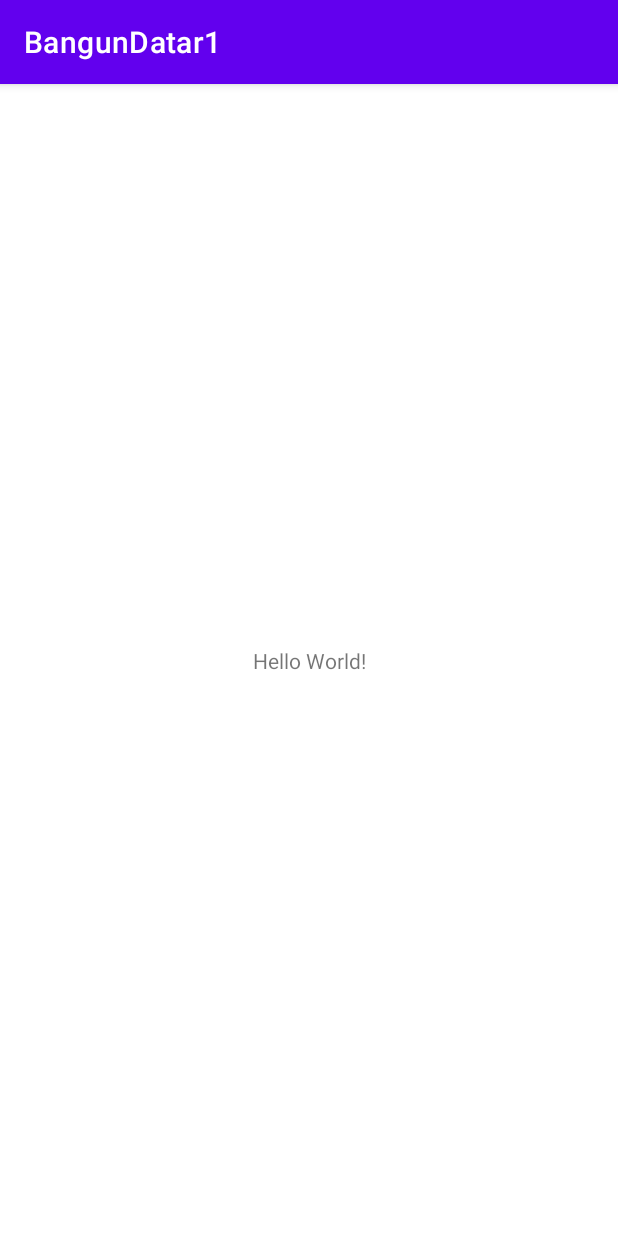
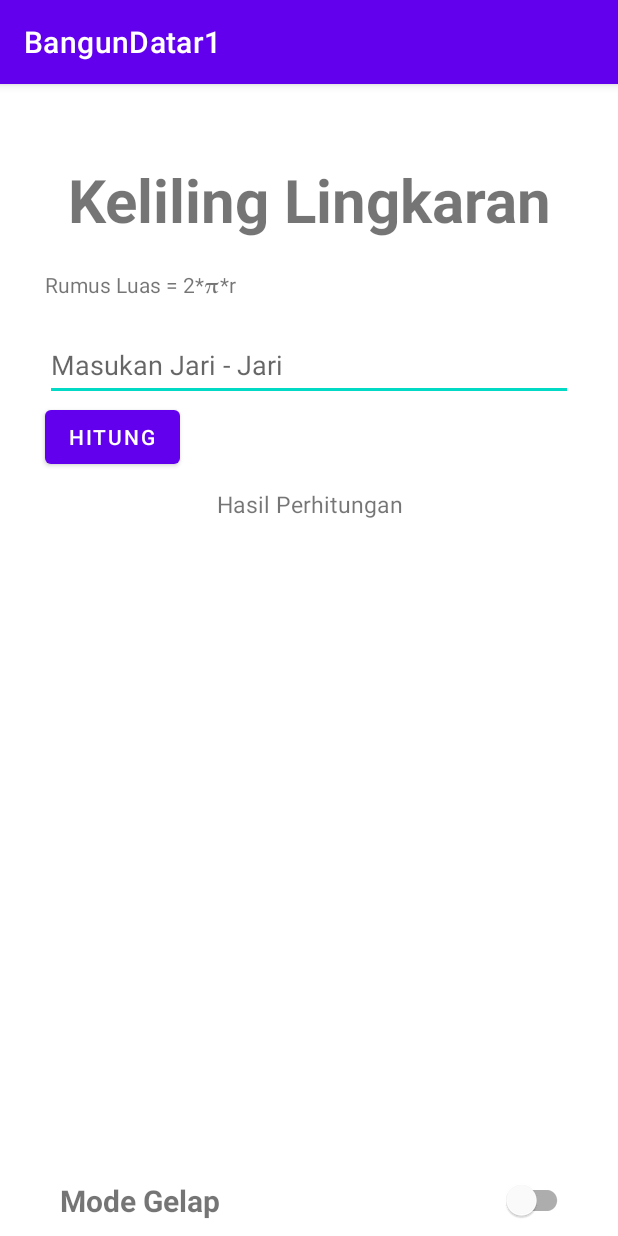
Before and after one commit to ardhaniahlan/bangundatar1, an Android app: the screen it shows after launch (MainActivity), on a phone screen of 412 x 824 dp. Run offline under Robolectric (Android 15) with nearby library versions, the phone set to English and light mode, and no system bars.

Commit message:
Membuat Layout

```diff
--- a/app/src/main/res/layout/activity_main.xml
+++ b/app/src/main/res/layout/activity_main.xml
@@ -1,18 +1,85 @@
 <?xml version="1.0" encoding="utf-8"?>
-<androidx.constraintlayout.widget.ConstraintLayout xmlns:android="http://schemas.android.com/apk/res/android"
+<LinearLayout xmlns:android="http://schemas.android.com/apk/res/android"
     xmlns:app="http://schemas.android.com/apk/res-auto"
     xmlns:tools="http://schemas.android.com/tools"
     android:layout_width="match_parent"
     android:layout_height="match_parent"
+    android:orientation="vertical"
     tools:context=".MainActivity">
 
     <TextView
+        android:layout_width="match_parent"
+        android:layout_height="wrap_content"
+        android:text="Keliling Lingkaran"
+        android:textSize="40dp"
+        android:textStyle="bold"
+        android:gravity="center"
+        android:layout_marginTop="50dp"
+        />
+
+    <TextView
+        android:layout_width="match_parent"
+        android:layout_height="wrap_content"
+        android:text="Rumus Luas = 2*𝛑*r"
+        android:layout_marginTop="20dp"
+        android:layout_marginLeft="30dp"
+        />
+
+    <EditText
+        android:id="@+id/jarijari"
+        android:layout_width="match_parent"
+        android:layout_height="wrap_content"
+        android:layout_marginLeft="30dp"
+        android:layout_marginTop="20dp"
+        android:layout_marginRight="30dp"
+        android:hint="Masukan Jari - Jari"
+        android:minHeight="48dp"
+        />
+
+    <Button
+        android:id="@+id/btn_hitung"
         android:layout_width="wrap_content"
         android:layout_height="wrap_content"
-        android:text="Hello World!"
-        app:layout_constraintBottom_toBottomOf="parent"
-        app:layout_constraintLeft_toLeftOf="parent"
-        app:layout_constraintRight_toRightOf="parent"
-        app:layout_constraintTop_toTopOf="parent" />
+        android:layout_marginLeft="30dp"
+        android:text="Hitung"
+        />
 
-</androidx.constraintlayout.widget.ConstraintLayout>
+    <TextView
+        android:id="@+id/hasil_perhitungan_kel"
+        android:layout_width="match_parent"
+        android:layout_height="wrap_content"
+        android:text="Hasil Perhitungan"
+        android:textSize="15sp"
+        android:gravity="center"
+        android:layout_marginTop="10dp"
+        />
+
+    <RelativeLayout
+        android:layout_width="match_parent"
+        android:layout_height="wrap_content">
+
+        <TextView
+            android:layout_width="wrap_content"
+            android:layout_height="wrap_content"
+            android:layout_alignParentBottom="true"
+            android:layout_marginEnd="30dp"
+            android:layout_marginBottom="80dp"
+            android:padding="10dp"
+            android:layout_marginStart="30dp"
+            android:text="Mode Gelap"
+            android:textSize="20sp"
+            android:textStyle="bold"
+            />
+
+        <com.google.android.material.switchmaterial.SwitchMaterial
+            android:id="@+id/switchMode"
+            android:layout_width="wrap_content"
+            android:layout_height="wrap_content"
+            android:layout_alignParentEnd="true"
+            android:layout_alignParentBottom="true"
+            android:layout_marginEnd="30dp"
+            />
+
+    </RelativeLayout>
+
+</LinearLayout>
```
